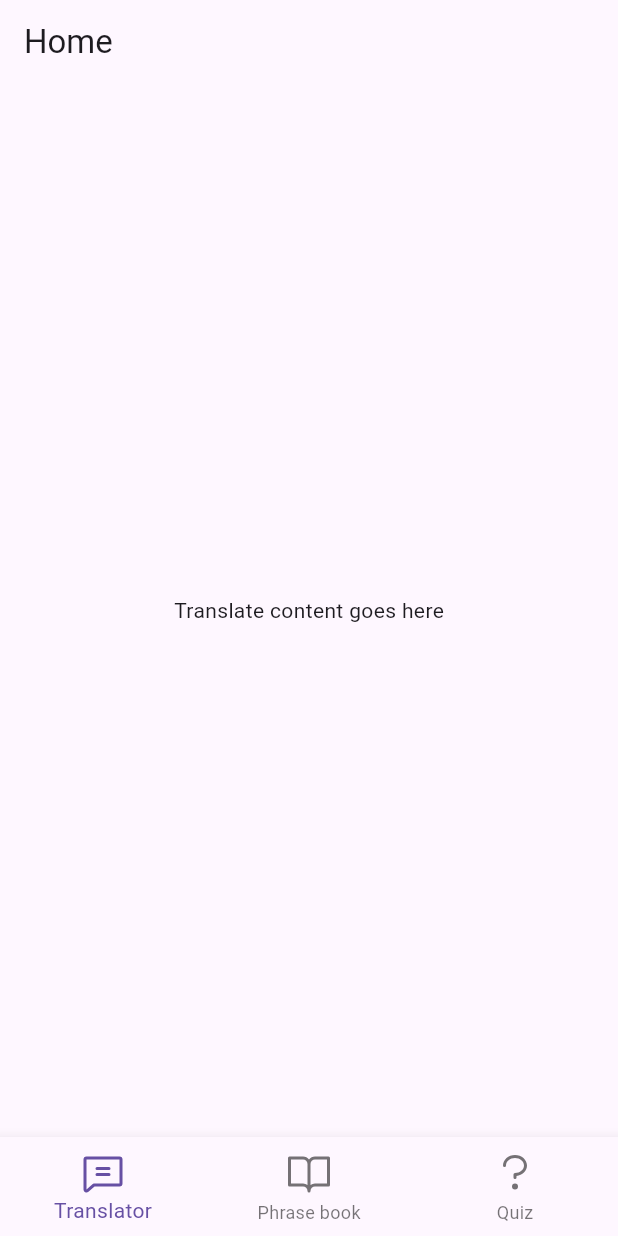
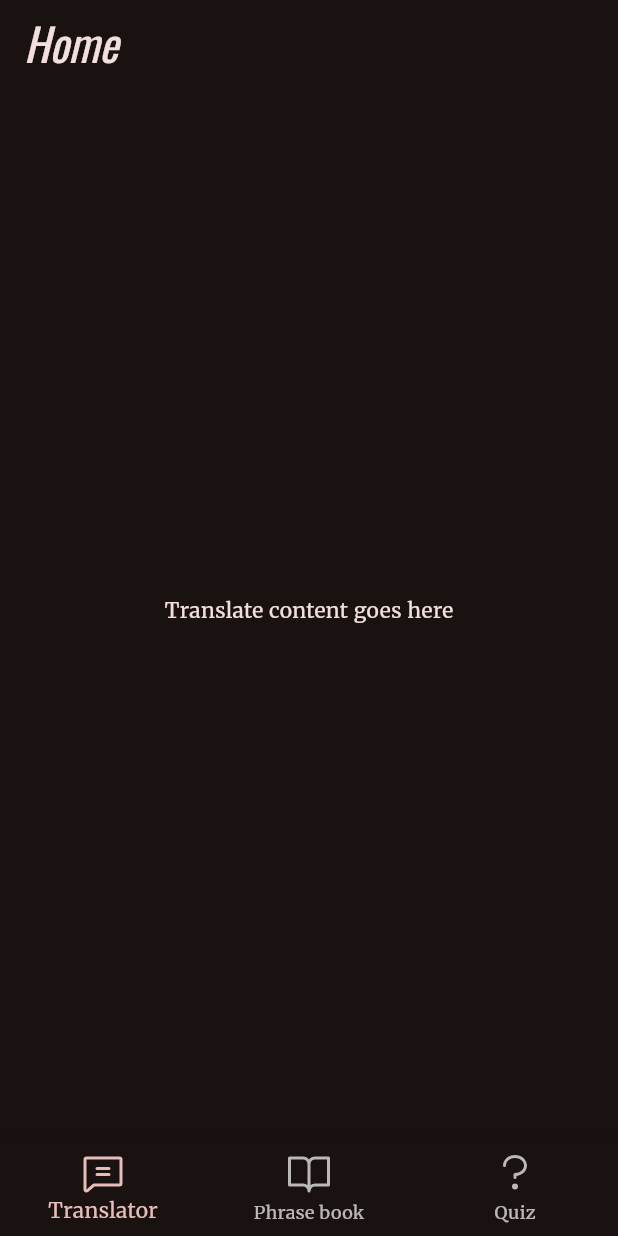
Before and after one commit to ylruiz/flutter_meetup_16_08_2025, a Flutter app: the screen it shows after launch, on a phone screen of 412 x 824 dp. Run offline on Flutter 3.47's test engine with Material 3 defaults, Android fonts, the phone set to English and light mode, and no system bars; our stand-ins replace auto_route, flutter_riverpod, google_fonts, hooks_riverpod, phosphor_flutter.

Commit message:
update theme

```diff
--- a/lib/main.dart
+++ b/lib/main.dart
@@ -1,4 +1,5 @@
 import 'package:flutter/material.dart';
+import 'package:google_fonts/google_fonts.dart';
 import 'package:hooks_riverpod/hooks_riverpod.dart';
 
 import 'routes.dart';
@@ -18,6 +19,30 @@
 
     return MaterialApp.router(
       debugShowCheckedModeBanner: false,
+      theme: ThemeData(
+        // Define the default brightness and colors.
+        colorScheme: ColorScheme.fromSeed(
+          seedColor: Colors.redAccent,
+          // ···
+          brightness: Brightness.dark,
+        ),
+
+        // Define the default `TextTheme`. Use this to specify the default
+        // text styling for headlines, titles, bodies of text, and more.
+        textTheme: TextTheme(
+          displayLarge: const TextStyle(
+            fontSize: 72,
+            fontWeight: FontWeight.bold,
+          ),
+          // ···
+          titleLarge: GoogleFonts.oswald(
+            fontSize: 30,
+            fontStyle: FontStyle.italic,
+          ),
+          bodyMedium: GoogleFonts.merriweather(),
+          displaySmall: GoogleFonts.pacifico(),
+        ),
+      ),
       routerConfig: appRouter.config(),
     );
   }
--- a/pubspec.yaml
+++ b/pubspec.yaml
@@ -40,6 +40,7 @@
   riverpod_annotation: ^2.6.1
   phosphor_flutter: ^2.1.0
   flutter_riverpod: ^2.6.1
+  google_fonts: ^6.3.0
 
 dev_dependencies:
   flutter_test:
```
Also changed, not shown: pubspec.lock, 7 other files.
